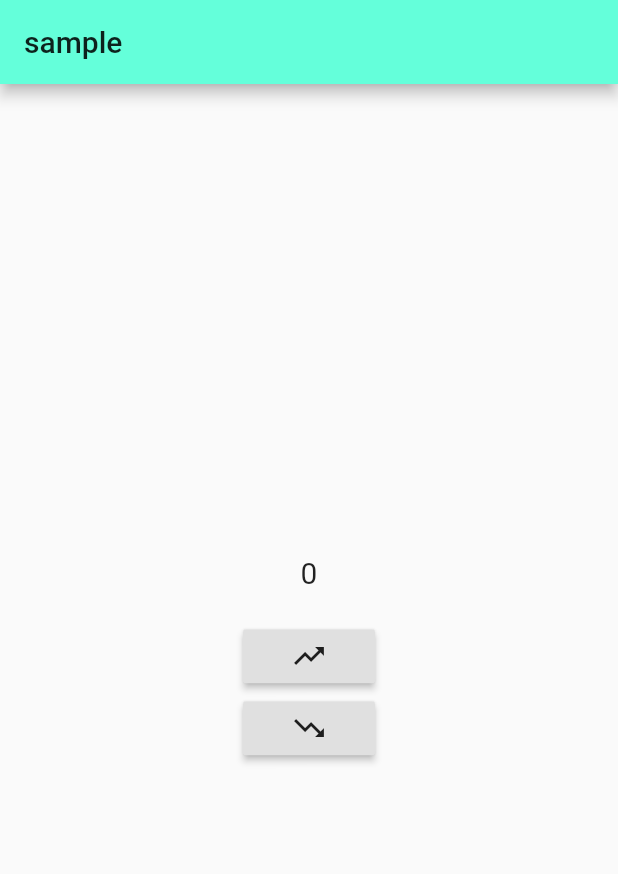
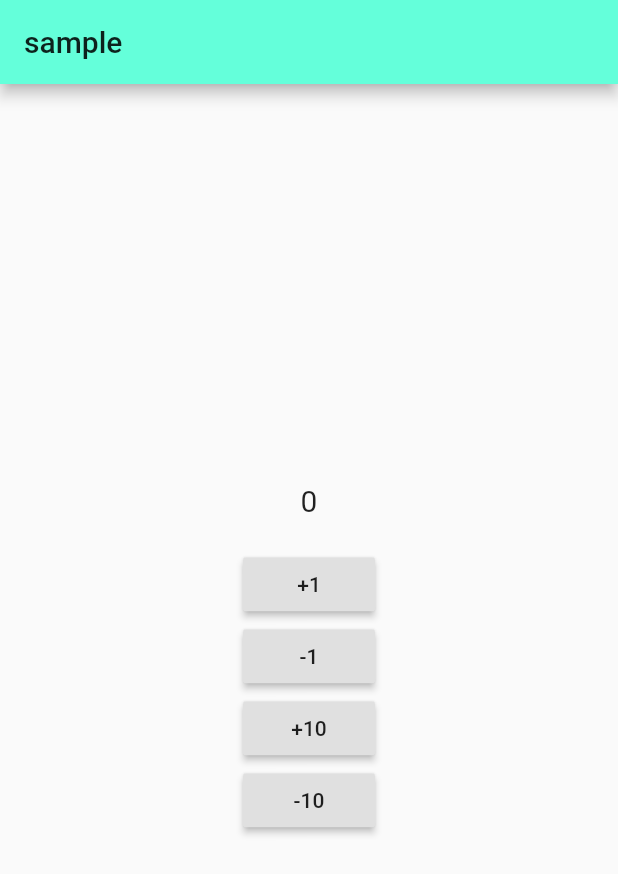
Before and after one commit to tsukahara-hirokazu/flutter_provider_test, a Flutter app: the screen it shows after launch, on a phone screen of 412 x 824 dp. Shown: the top 874 px of the screen. Run offline on Flutter 3.47's test engine with Material 2 defaults, Android fonts, the phone set to English and light mode, and no system bars.

Commit message:
adding Counter10 class with ChangeNotifier for Provider

```diff
--- a/lib/main.dart
+++ b/lib/main.dart
@@ -1,5 +1,6 @@
 import 'package:flutter/material.dart';
 import 'package:guuchiru_app/providers/counter.dart';
+import 'package:guuchiru_app/providers/counter10.dart';
 import 'package:guuchiru_app/screens/home.dart';
 import 'package:provider/provider.dart';
 
@@ -11,6 +12,7 @@ class MyApp extends StatelessWidget {
     return MultiProvider(
       providers: [
         ChangeNotifierProvider(create: (_) => Counter()),
+        ChangeNotifierProvider(create: (_) => Counter10()),
       ],
       child: MaterialApp(
         title: "GuuchiRu",
--- /dev/null
+++ b/lib/providers/counter10.dart
@@ -0,0 +1,16 @@
+import 'package:flutter/material.dart';
+
+class Counter10 with ChangeNotifier {
+  int _count10 = 0;
+  int get count10 => _count10;
+
+  void increment10() {
+    _count10 += 10;
+    notifyListeners();
+  }
+
+  void decrement10() {
+    _count10 -= 10;
+    notifyListeners();
+  }
+}
--- a/lib/screens/home.dart
+++ b/lib/screens/home.dart
@@ -1,5 +1,6 @@
 import 'package:flutter/material.dart';
 import 'package:guuchiru_app/providers/counter.dart';
+import 'package:guuchiru_app/providers/counter10.dart';
 import 'package:provider/provider.dart';
 
 class Home extends StatelessWidget {
@@ -15,7 +16,8 @@ class Home extends StatelessWidget {
           mainAxisAlignment: MainAxisAlignment.center,
           crossAxisAlignment: CrossAxisAlignment.center,
           children: <Widget>[
-            Text("${Provider.of<Counter>(context).count}",
+            Text(
+                "${Provider.of<Counter>(context).count + Provider.of<Counter10>(context).count10}",
                 style: TextStyle(
                   fontSize: 20.0,
                 )),
@@ -25,12 +27,22 @@ class Home extends StatelessWidget {
             RaisedButton(
               onPressed: () =>
                   Provider.of<Counter>(context, listen: false).increment(),
-              child: Icon(Icons.trending_up),
+              child: Text("+1"),
             ),
             RaisedButton(
               onPressed: () =>
                   Provider.of<Counter>(context, listen: false).decrement(),
-              child: Icon(Icons.trending_down),
+              child: Text("-1"),
+            ),
+            RaisedButton(
+              onPressed: () =>
+                  Provider.of<Counter10>(context, listen: false).increment10(),
+              child: Text("+10"),
+            ),
+            RaisedButton(
+              onPressed: () =>
+                  Provider.of<Counter10>(context, listen: false).decrement10(),
+              child: Text("-10"),
             ),
           ],
         ),
```
